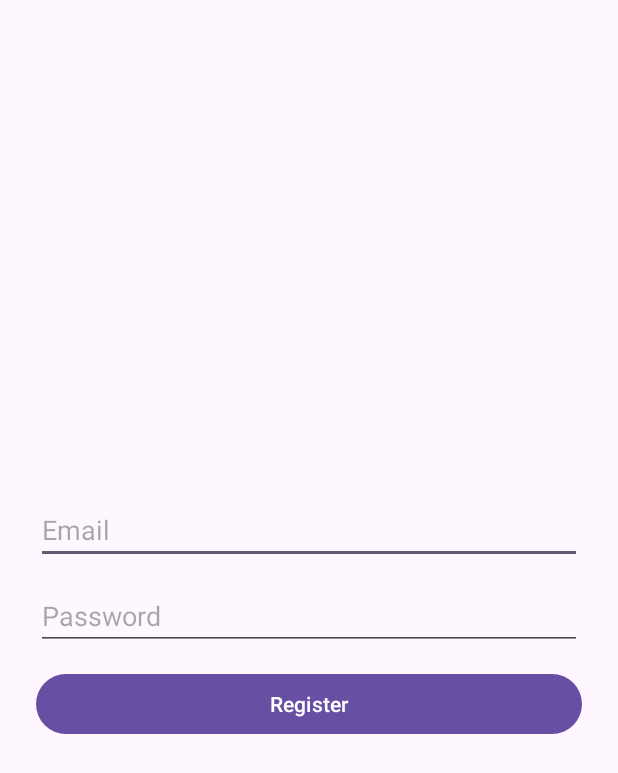
After one commit to shavellegau/map_umkm, an Android app: the RegisterActivity screen opened directly, with no data from a screen before it, on a phone screen of 412 x 824 dp. The commit adds this screen. Shown: the top 773 px of the screen. Run offline under Robolectric (Android 15) with nearby library versions, the phone set to English and light mode, and no system bars.

Commit message:
login/register
admin: admin@gmail.com
pw: admin123

user: abc@gmail.com
pw: 123456

```diff
--- a/app/build.gradle.kts
+++ b/app/build.gradle.kts
@@ -1,6 +1,7 @@
 plugins {
     alias(libs.plugins.android.application)
     alias(libs.plugins.kotlin.android)
+    id("com.google.gms.google-services")
 }
 
 android {
@@ -51,4 +52,7 @@ dependencies {
     implementation("androidx.cardview:cardview:1.0.0")
     implementation("androidx.recyclerview:recyclerview:1.3.0")
     implementation("androidx.core:core-ktx:1.10.1")
+    implementation(platform("com.google.firebase:firebase-bom:32.1.0"))
+    implementation("com.google.firebase:firebase-auth-ktx")
+    implementation("com.google.firebase:firebase-firestore-ktx")
 }
--- /dev/null
+++ b/app/src/main/java/com/example/map_umkm/RegisterActivity.kt
@@ -0,0 +1,47 @@
+package com.example.map_umkm
+
+import android.content.Intent
+import android.os.Bundle
+import android.widget.Button
+import android.widget.EditText
+import android.widget.Toast
+import androidx.appcompat.app.AppCompatActivity
+
+class RegisterActivity : AppCompatActivity() {
+
+    private lateinit var etEmail: EditText
+    private lateinit var etPassword: EditText
+    private lateinit var btnRegister: Button
+    private lateinit var dbHelper: DatabaseHelper
+
+    override fun onCreate(savedInstanceState: Bundle?) {
+        super.onCreate(savedInstanceState)
+        setContentView(R.layout.activity_register)
+
+        dbHelper = DatabaseHelper(this)
+
+        etEmail = findViewById(R.id.etEmail)
+        etPassword = findViewById(R.id.etPassword)
+        btnRegister = findViewById(R.id.btnRegister)
+
+        btnRegister.setOnClickListener {
+            val email = etEmail.text.toString().trim()
+            val password = etPassword.text.toString().trim()
+
+            if (email.isEmpty() || password.isEmpty()) {
+                Toast.makeText(this, "Email & Password tidak boleh kosong", Toast.LENGTH_SHORT).show()
+                return@setOnClickListener
+            }
+
+            val result = dbHelper.registerUser(email, password, "user")
+
+            if (result) {
+                Toast.makeText(this, "Registrasi berhasil, silakan login", Toast.LENGTH_SHORT).show()
+                startActivity(Intent(this, LoginActivity::class.java))
+                finish()
+            } else {
+                Toast.makeText(this, "Registrasi gagal, email sudah terdaftar", Toast.LENGTH_SHORT).show()
+            }
+        }
+    }
+}
--- /dev/null
+++ b/app/src/main/res/layout/activity_register.xml
@@ -0,0 +1,31 @@
+<?xml version="1.0" encoding="utf-8"?>
+<LinearLayout xmlns:android="http://schemas.android.com/apk/res/android"
+    android:layout_width="match_parent"
+    android:layout_height="match_parent"
+    android:orientation="vertical"
+    android:padding="24dp"
+    android:gravity="center">
+
+    <EditText
+        android:id="@+id/etEmail"
+        android:layout_width="match_parent"
+        android:layout_height="wrap_content"
+        android:hint="Email"
+        android:inputType="textEmailAddress"
+        android:layout_marginBottom="12dp"/>
+
+    <EditText
+        android:id="@+id/etPassword"
+        android:layout_width="match_parent"
+        android:layout_height="wrap_content"
+        android:hint="Password"
+        android:inputType="textPassword"
+        android:layout_marginBottom="12dp"/>
+
+    <Button
+        android:id="@+id/btnRegister"
+        android:layout_width="match_parent"
+        android:layout_height="wrap_content"
+        android:text="Register"/>
+
+</LinearLayout>
--- a/app/src/main/res/values/colors.xml
+++ b/app/src/main/res/values/colors.xml
@@ -2,4 +2,10 @@
 <resources>
     <color name="black">#FF000000</color>
     <color name="white">#FFFFFFFF</color>
+
+        <color name="purple_200">#BB86FC</color>
+        <color name="purple_500">#6200EE</color>
+        <color name="purple_700">#3700B3</color>
+        <color name="teal_200">#03DAC5</color>
+        <color name="teal_700">#018786</color>
 </resources>
--- a/build.gradle.kts
+++ b/build.gradle.kts
@@ -2,4 +2,6 @@
 plugins {
     alias(libs.plugins.android.application) apply false
     alias(libs.plugins.kotlin.android) apply false
+
+    id("com.google.gms.google-services") version "4.3.15" apply false
 }
```
Also changed, not shown: app/src/main/AndroidManifest.xml (+8 -4 lines), app/src/main/java/com/example/map_umkm/AdminActivity.kt (added, +11 -0 lines), app/src/main/java/com/example/map_umkm/DatabaseHelper.kt (added, +71 -0 lines), app/src/main/java/com/example/map_umkm/LoginActivity.kt (added, +55 -0 lines), app/src/main/res/layout/activity_admin.xml (added, +17 -0 lines), app/src/main/res/layout/activity_login.xml (added, +43 -0 lines), app/src/main/res/layout/activity_signup.xml (added, +18 -0 lines), 1 other file.
